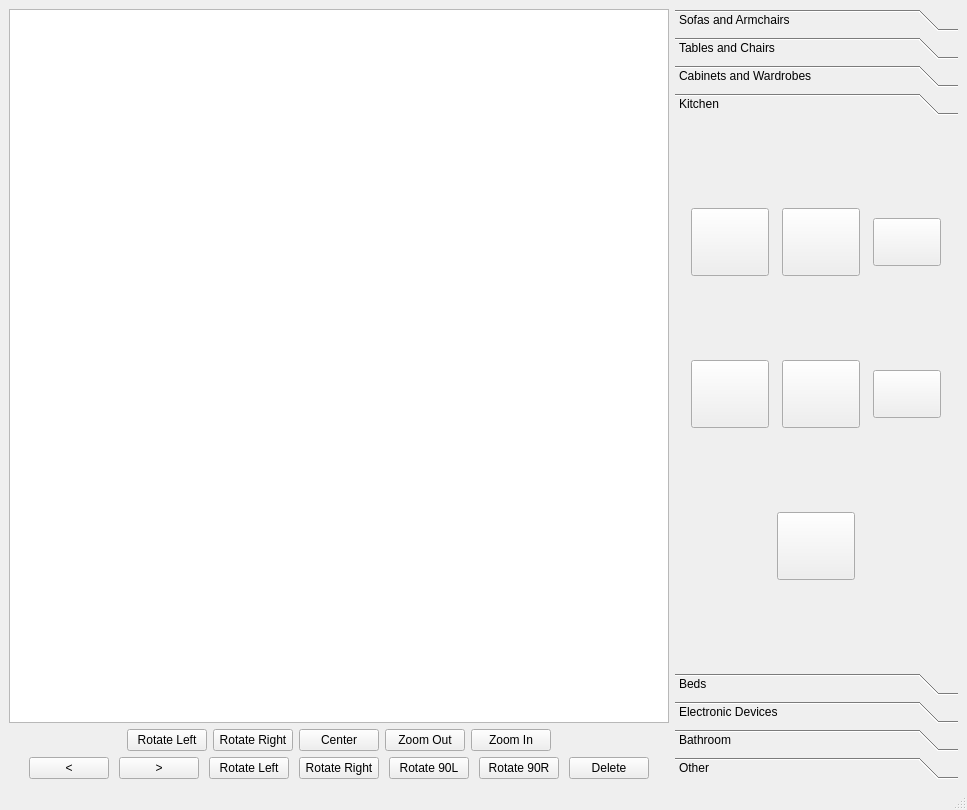
This is src/ui/template_window.ui in ajvazz/Home-Planner-2D as Qt 5 draws it before an edit. The edited form follows.
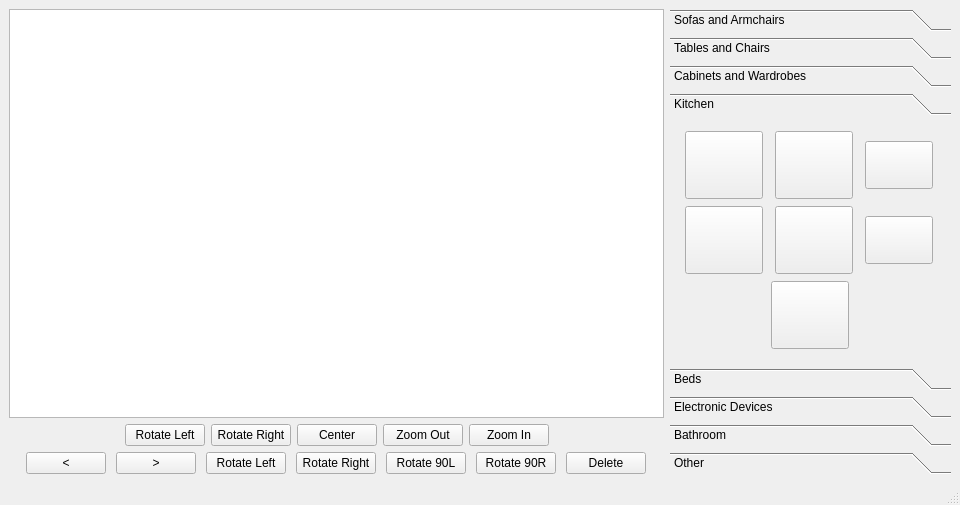
This is the edited form. The open tabs and pages were chosen to show the change. Icons and pictures are not drawn.

Commit message: Renamed few buttons

The edit to the form file:
```diff
--- a/src/ui/template_window.ui
+++ b/src/ui/template_window.ui
@@ -6,8 +6,8 @@
    <rect>
     <x>0</x>
     <y>0</y>
-    <width>967</width>
-    <height>810</height>
+    <width>960</width>
+    <height>505</height>
    </rect>
   </property>
   <property name="windowTitle">
@@ -111,7 +111,7 @@
        </layout>
       </item>
       <item>
-       <layout class="QHBoxLayout" name="horizontalLayout_27" stretch="3,1,1,1,1,1,1,1,3">
+       <layout class="QHBoxLayout" name="controlsBottom" stretch="0,1,1,1,1,1,1,1,0">
         <property name="spacing">
          <number>10</number>
         </property>
@@ -3159,6 +3159,14 @@
        </layout>
       </widget>
       <widget class="QWidget" name="tbKitchen">
+       <property name="geometry">
+        <rect>
+         <x>0</x>
+         <y>0</y>
+         <width>248</width>
+         <height>216</height>
+        </rect>
+       </property>
        <attribute name="label">
         <string>Kitchen</string>
        </attribute>
```
Left out of the diff: 603 changed lines with no effect on the pictures.
